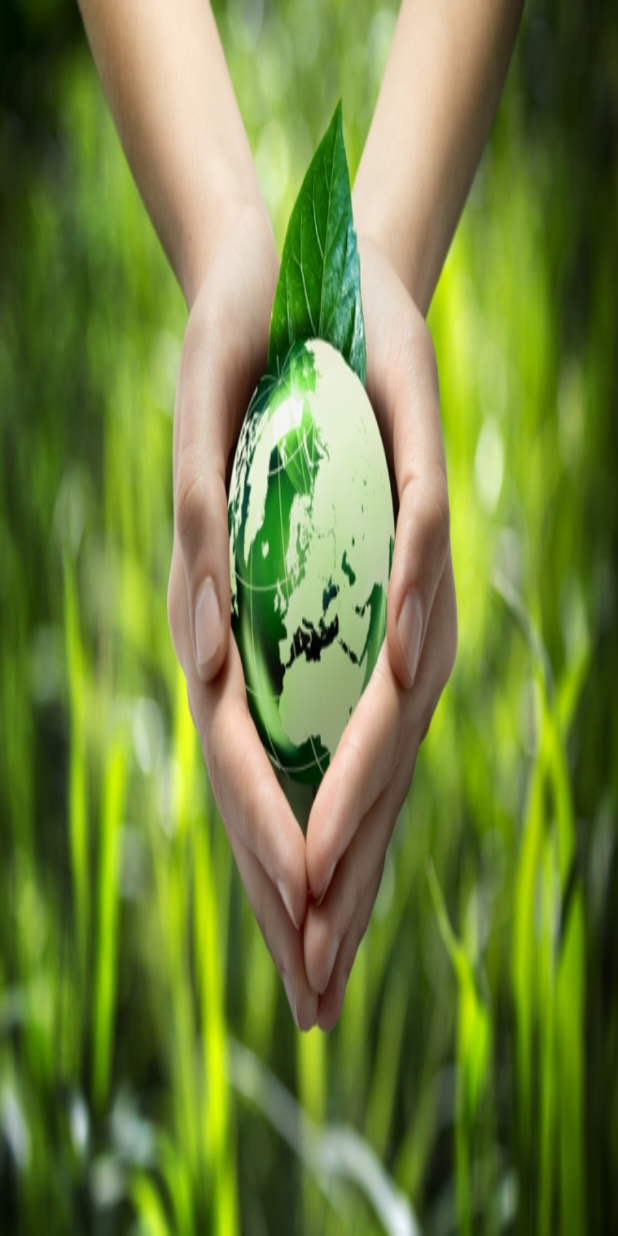
After one commit to Green-Hack-2017/Upaj, an Android app: the Splash_upaj screen opened directly, with no data from a screen before it, on a phone screen of 412 x 824 dp. The commit adds this screen. Run offline under Robolectric (Android 15) with nearby library versions, the phone set to English and light mode, and no system bars.

Commit message:
Change Splash screen

```diff
--- /dev/null
+++ b/mobile_app/Upaj/app/src/main/java/com/zeeshan/pradeep/kartik/upaj/Splash_upaj.java
@@ -0,0 +1,32 @@
+package com.zeeshan.pradeep.kartik.upaj;
+
+/**
+ * Created by kartik on 4/8/17.
+ */
+
+        import android.app.Activity;
+        import android.content.Intent;
+        import android.os.Bundle;
+        import android.widget.ImageView;
+        import android.os.Handler;
+
+public class Splash_upaj extends Activity{
+
+    ImageView Iv_splash;
+    int splash_timeout = 2000;
+
+    @Override
+    protected void onCreate(Bundle savedInstanceState) {
+        super.onCreate(savedInstanceState);
+        setContentView(R.layout.splash_upaj);
+
+        new Handler().postDelayed(new Runnable() {
+            @Override
+            public void run() {
+                Intent i = new Intent(Splash_upaj.this, LaunchActivity.class);
+                startActivity(i);
+            }
+        },splash_timeout);
+    }
+
+}
--- /dev/null
+++ b/mobile_app/Upaj/app/src/main/res/layout/splash_upaj.xml
@@ -0,0 +1,18 @@
+<?xml version="1.0" encoding="utf-8"?>
+<RelativeLayout
+    xmlns:android="http://schemas.android.com/apk/res/android"
+    xmlns:app="http://schemas.android.com/apk/res-auto"
+    xmlns:tools="http://schemas.android.com/tools"
+    android:layout_width="match_parent"
+    android:layout_height="match_parent"
+    android:fitsSystemWindows="true"
+    tools:context=".Splash_upaj">
+
+    <ImageView
+        android:id="@+id/iv_splash"
+        android:layout_width="fill_parent"
+        android:layout_height="fill_parent"
+        android:background="@drawable/splash_upaj">
+    </ImageView>
+
+</RelativeLayout>
```
Also changed, not shown: mobile_app/Upaj/app/src/main/AndroidManifest.xml (+5 -2 lines), mobile_app/Upaj/app/src/main/res/layout/activity_launch.xml (+7 -3 lines), mobile_app/Upaj/app/src/main/res/layout/activity_otp.xml (+26 -7 lines), mobile_app/Upaj/app/src/main/res/drawable/otp_background.jpg (added), mobile_app/Upaj/app/src/main/res/drawable/splash_upaj.jpg (added).
